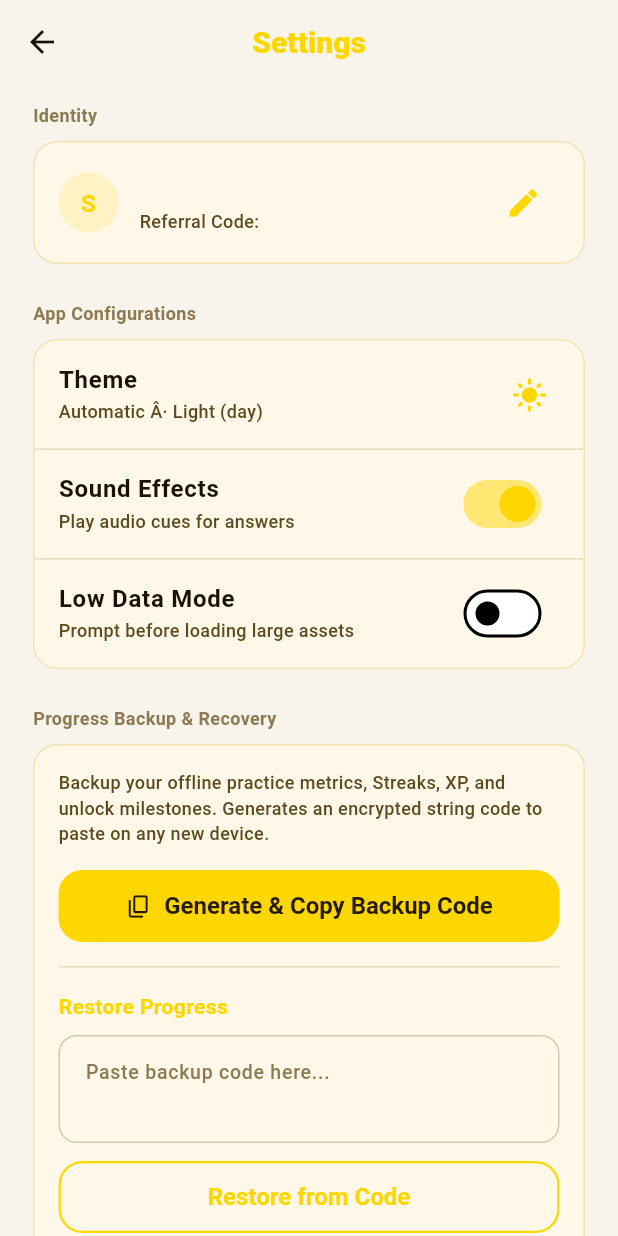
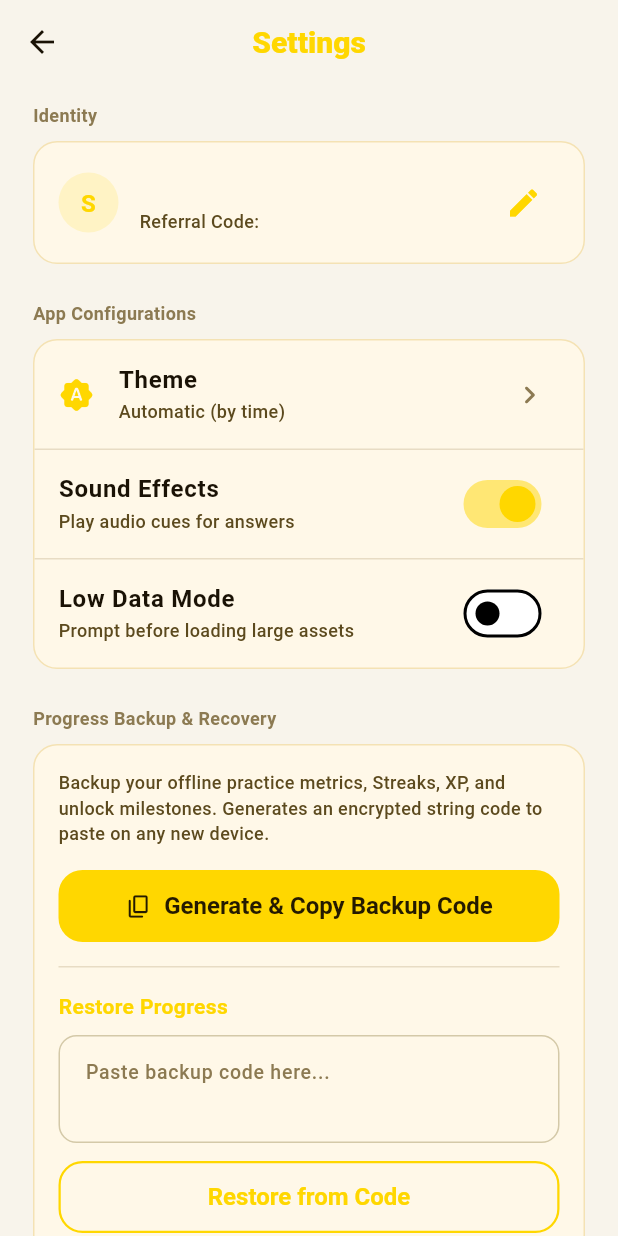
Before and after one commit to Cyberboyone/fulafiacbt, a Flutter app: the SettingsScreen screen opened by its route, on a phone screen of 412 x 824 dp. Run offline on Flutter 3.47's test engine with Material 3 defaults, Android fonts, the phone set to English and light mode, and no system bars; our stand-ins replace audioplayers, connectivity_plus, firebase_analytics, firebase_core, google_mobile_ads, hive_flutter and 3 more; accounts and stored records are empty; Roboto replaces fonts that are missing (Nunito); statements that could not run were skipped.

Commit message:
fix: restore theme toggle (tap to cycle Auto/Dark/Light)

```diff
--- a/lib/screens/settings_screen.dart
+++ b/lib/screens/settings_screen.dart
@@ -108,6 +108,29 @@ class _SettingsScreenState extends State<SettingsScreen> {
     });
   }
 
+  void _cycleThemeMode(SettingsProvider settingsProvider) {
+    final current = settingsProvider.settings.isDarkMode;
+    if (current == null) {
+      settingsProvider.toggleDarkMode(true);
+    } else if (current == true) {
+      settingsProvider.toggleDarkMode(false);
+    } else {
+      settingsProvider.toggleDarkMode(null);
+    }
+  }
+
+  String _themeModeLabel(bool? isDarkMode) {
+    if (isDarkMode == null) return 'Automatic (by time)';
+    if (isDarkMode) return 'Dark';
+    return 'Light';
+  }
+
+  IconData _themeModeIcon(bool? isDarkMode) {
+    if (isDarkMode == null) return Icons.brightness_auto_rounded;
+    if (isDarkMode) return Icons.dark_mode_rounded;
+    return Icons.light_mode_rounded;
+  }
+
   @override
   Widget build(BuildContext context) {
     final profileProvider = Provider.of<ProfileProvider>(context);
@@ -205,16 +228,11 @@ class _SettingsScreenState extends State<SettingsScreen> {
               child: Column(
                 children: [
                   ListTile(
+                    leading: Icon(_themeModeIcon(settings.isDarkMode), color: AppColors.primary),
                     title: Text('Theme', style: TextStyle(fontWeight: FontWeight.w700, color: AppColors.textPrimary)),
-                    subtitle: Text(
-                      AppTheme.isDarkByTime ? 'Automatic Â· Dark (night)' : 'Automatic Â· Light (day)',
-                      style: TextStyle(fontSize: 12.0, color: AppColors.textSecondary),
-                    ),
-                    trailing: Icon(
-                      AppTheme.isDarkByTime ? Icons.dark_mode_rounded : Icons.light_mode_rounded,
-                      color: AppColors.primary,
-                    ),
-                    onTap: null,
+                    subtitle: Text(_themeModeLabel(settings.isDarkMode), style: TextStyle(fontSize: 12.0, color: AppColors.textSecondary)),
+                    trailing: Icon(Icons.chevron_right_rounded, color: AppColors.textMuted),
+                    onTap: () => _cycleThemeMode(settingsProvider),
                   ),
                   Divider(height: 1, color: AppColors.divider),
                   SwitchListTile(
```
